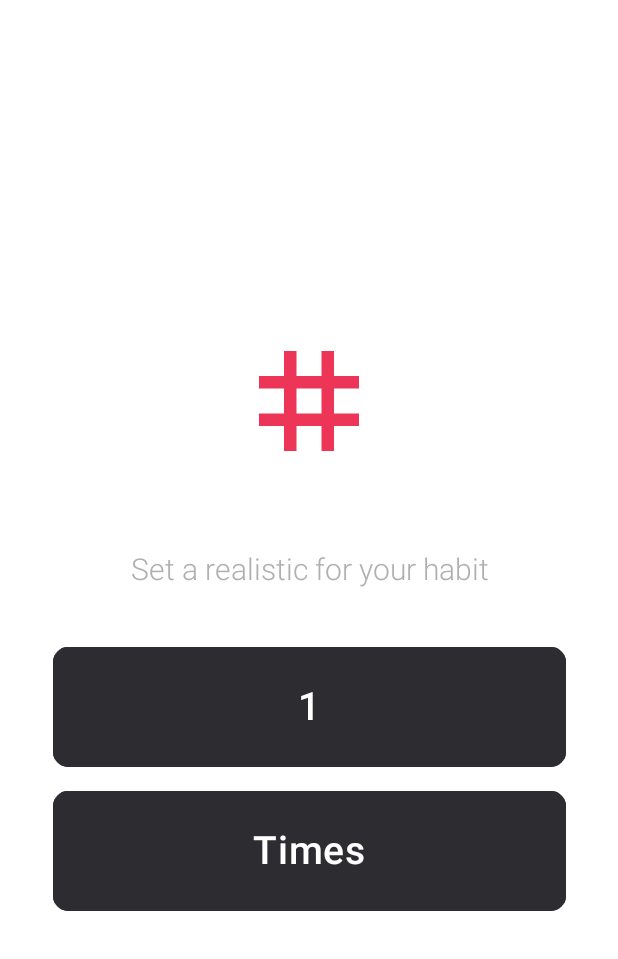
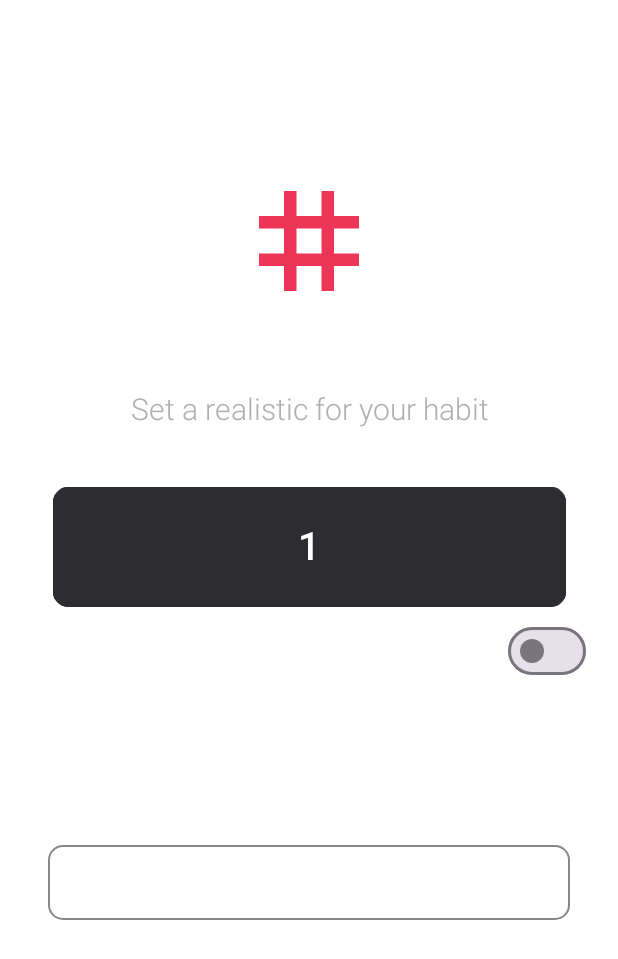
Before and after one commit to Kami-Software/Sun-Android, an Android app built with Jetpack Compose: the @Preview function FourthPageContentView, on a phone screen of 412 x 824 dp. Shown: the top 959 px of the screen. Run offline under Robolectric (Android 15) with nearby library versions, the phone set to English and light mode, and no system bars; libraries missing offline, so code that uses them is left out: com.commandiron.wheel_picker_compose.

```diff
--- a/app/src/main/java/com/example/sun_android/sun/presentation/components/ColorCard.kt
+++ b/app/src/main/java/com/example/sun_android/sun/presentation/components/ColorCard.kt
@@ -22,6 +22,7 @@ import androidx.compose.material3.MaterialTheme
 import androidx.compose.material3.Text
 import androidx.compose.runtime.Composable
 import androidx.compose.runtime.LaunchedEffect
+import androidx.compose.runtime.Stable
 import androidx.compose.runtime.getValue
 import androidx.compose.runtime.mutableFloatStateOf
 import androidx.compose.runtime.mutableStateOf
@@ -38,7 +39,7 @@ import androidx.compose.ui.viewinterop.AndroidView
 import androidx.emoji2.emojipicker.EmojiPickerView
 import androidx.emoji2.emojipicker.EmojiViewItem
 import kotlinx.coroutines.delay
-
+@Stable
 @Composable
 fun ColorCard(onColorSelected: (Color) -> Unit) {
     var selectedEmoji by remember { mutableStateOf("😊") } // Başlangıç emojisi
--- a/app/src/main/java/com/example/sun_android/sun/presentation/components/FourthPageContent.kt
+++ b/app/src/main/java/com/example/sun_android/sun/presentation/components/FourthPageContent.kt
@@ -1,5 +1,7 @@
 package com.example.sun_android.sun.presentation.components
 
+import android.util.Log
+import androidx.compose.foundation.BorderStroke
 import androidx.compose.foundation.background
 import androidx.compose.foundation.layout.Arrangement
 import androidx.compose.foundation.layout.Box
@@ -21,6 +23,8 @@ import androidx.compose.material.icons.outlined.Tag
 import androidx.compose.material3.Icon
 import androidx.compose.material3.MaterialTheme
 import androidx.compose.material3.OutlinedTextField
+import androidx.compose.material3.Switch
+import androidx.compose.material3.SwitchDefaults
 import androidx.compose.material3.Text
 import androidx.compose.material3.TextFieldDefaults
 import androidx.compose.runtime.Composable
@@ -38,14 +42,19 @@ import androidx.compose.ui.text.font.FontWeight
 import androidx.compose.ui.text.input.KeyboardType
 import androidx.compose.ui.text.style.TextAlign
 import androidx.compose.ui.tooling.preview.Preview
+import androidx.compose.ui.unit.DpSize
 import androidx.compose.ui.unit.dp
 import androidx.compose.ui.unit.sp
+import com.commandiron.wheel_picker_compose.WheelTimePicker
+import com.commandiron.wheel_picker_compose.core.WheelPickerDefaults
 
 
 @Composable
 fun FourthPageContent() {
+    var selectedUnits by remember { mutableStateOf("Km") }
     var number by remember { mutableStateOf("") }
     var timesText by remember { mutableStateOf("") }
+    var checked by remember { mutableStateOf(false) }
 
     Column(
         modifier = Modifier
@@ -77,7 +86,6 @@ fun FourthPageContent() {
             textAlign = TextAlign.Center,
             modifier = Modifier.padding(bottom = 40.dp)
         )
-
 
         OutlinedTextField(
             value = number,
@@ -118,7 +126,41 @@ fun FourthPageContent() {
                 }
             }
         )
-        Spacer(modifier = Modifier.height(16.dp)) // Space between the text fields
+
+        Row(
+            modifier = Modifier
+                .padding(vertical = 5.dp)
+                .padding(horizontal = 5.dp)
+                .fillMaxWidth(),
+            verticalAlignment = Alignment.CenterVertically // Align items vertically in the center
+
+        ) {
+            Text(
+                text = "Custom Unit",
+                fontSize = 16.sp,
+                fontWeight = FontWeight.Medium,
+                color = Color.White, // Lighter gray for subtitle
+                textAlign = TextAlign.Start,
+                modifier = Modifier.weight(1f)
+            )
+            Switch(
+                checked = checked,
+                onCheckedChange = {
+                    checked = it
+                },
+                colors = SwitchDefaults.colors(
+                    checkedThumbColor = Color.White,
+                    checkedTrackColor = Color(0xFFec3557),
+                )
+            )
+        }
+        if (!checked){
+            UnitPicker(
+                selectedUnits = selectedUnits,
+                onUnitSelected = { unit -> Log.e("Unit:","Selected Unit: $unit") }
+            )
+        }
+        else{
             OutlinedTextField(
                 value = timesText,
                 onValueChange = { timesText = it },
@@ -157,6 +199,8 @@ fun FourthPageContent() {
                     }
                 }
             )
+        }
+
 
 
     }
--- a/app/src/main/java/com/example/sun_android/sun/presentation/components/SixthPageContent.kt
+++ b/app/src/main/java/com/example/sun_android/sun/presentation/components/SixthPageContent.kt
@@ -42,7 +42,7 @@ import com.commandiron.wheel_picker_compose.WheelTimePicker
 
 @Composable
 fun SixthPageContent() {
-    var checked by remember { mutableStateOf(true) }
+    var checked by remember { mutableStateOf(false) }
     var selectedHour by remember { mutableStateOf(21) }
     var selectedMinute by remember { mutableStateOf(9) }
     var showDialog by remember { mutableStateOf(false) }
```
Lines whose indentation alone changed are shown as unchanged.
